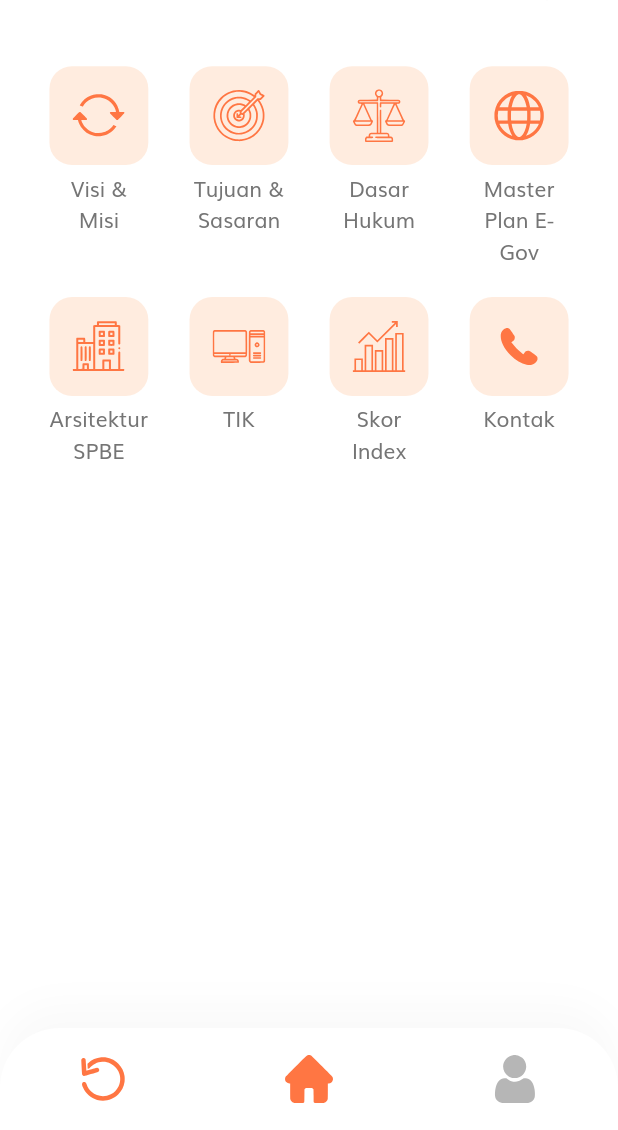
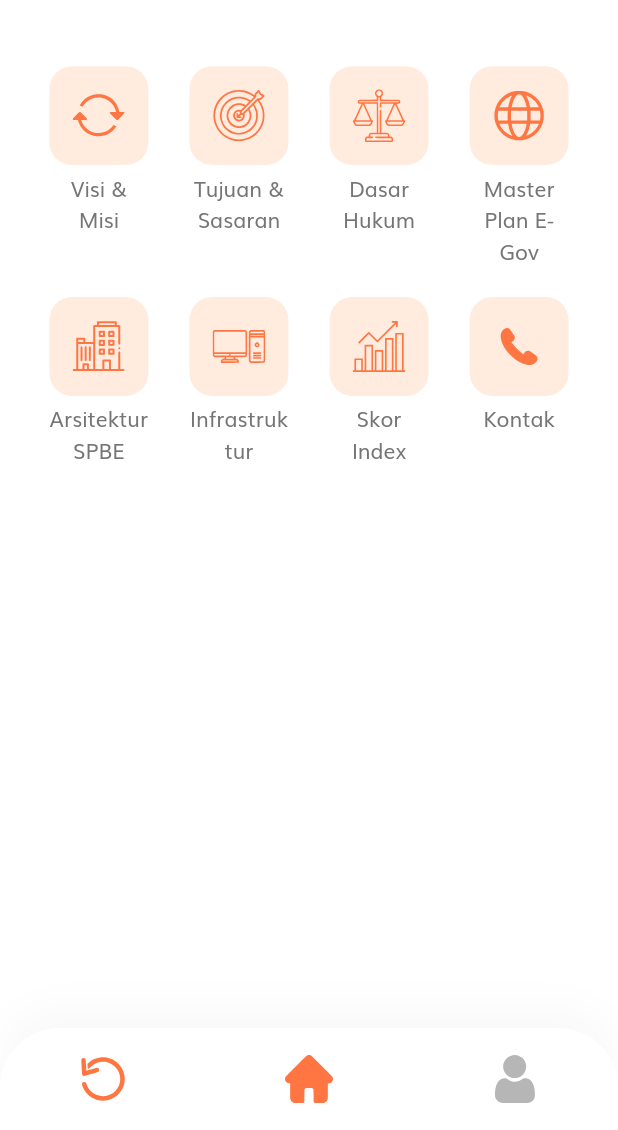
Before and after one commit to windhins/Evaluasi, a Flutter app: the HomeScreen screen opened by its route, on a phone screen of 412 x 824 dp, the part 106-1236 px from its top. Run offline on Flutter 3.47's test engine with Material 2 defaults, Android fonts, the phone set to English and light mode, and no system bars; our stand-ins replace flutter_svg.

Commit message:
Update categories.dart

```diff
--- a/lib/screens/home/components/categories.dart
+++ b/lib/screens/home/components/categories.dart
@@ -55,7 +55,7 @@ class Categories extends StatelessWidget {
                       Navigator.pushNamed(context, SignInScreen.routeName)),
               CategoryCard(
                   icon: "assets/icons/TIK.svg",
-                  text: "TIK",
+                  text: "Infrastruktur",
                   press: () =>
                       Navigator.pushNamed(context, SignInScreen.routeName)),
               CategoryCard(
```
